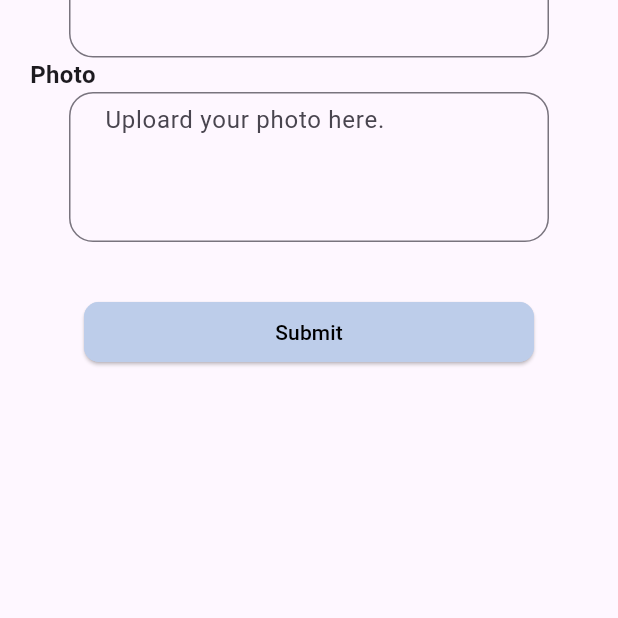
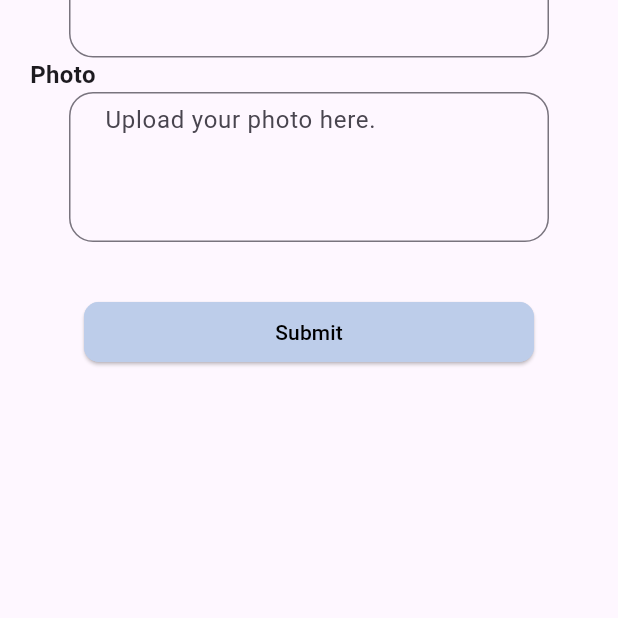
Before and after one commit to kapraomaewsub/Jakka-mobile-app, a Flutter app: the Newreportpage screen opened directly, on a phone screen of 412 x 824 dp, the part 427-1045 px from its top. Run offline on Flutter 3.47's test engine with Material 3 defaults, Android fonts, the phone set to English and light mode, and no system bars; our stand-ins replace firebase_auth, firebase_core; accounts and stored records are empty.

Commit message:
แก้คำว่า upload ที่สะกดผิด ในหน้า newreport

```diff
--- a/lib/pages/newreport_page.dart
+++ b/lib/pages/newreport_page.dart
@@ -136,7 +136,7 @@ class _NewreportpageState extends State<Newreportpage> {
                 ),
                 child: TextField(
                   decoration: InputDecoration(
-                      hintText: 'Uploard your photo here.',
+                      hintText: 'Upload your photo here.',
                       contentPadding:
                           EdgeInsets.symmetric(vertical: 100, horizontal: 20),
                       border: OutlineInputBorder(
```
